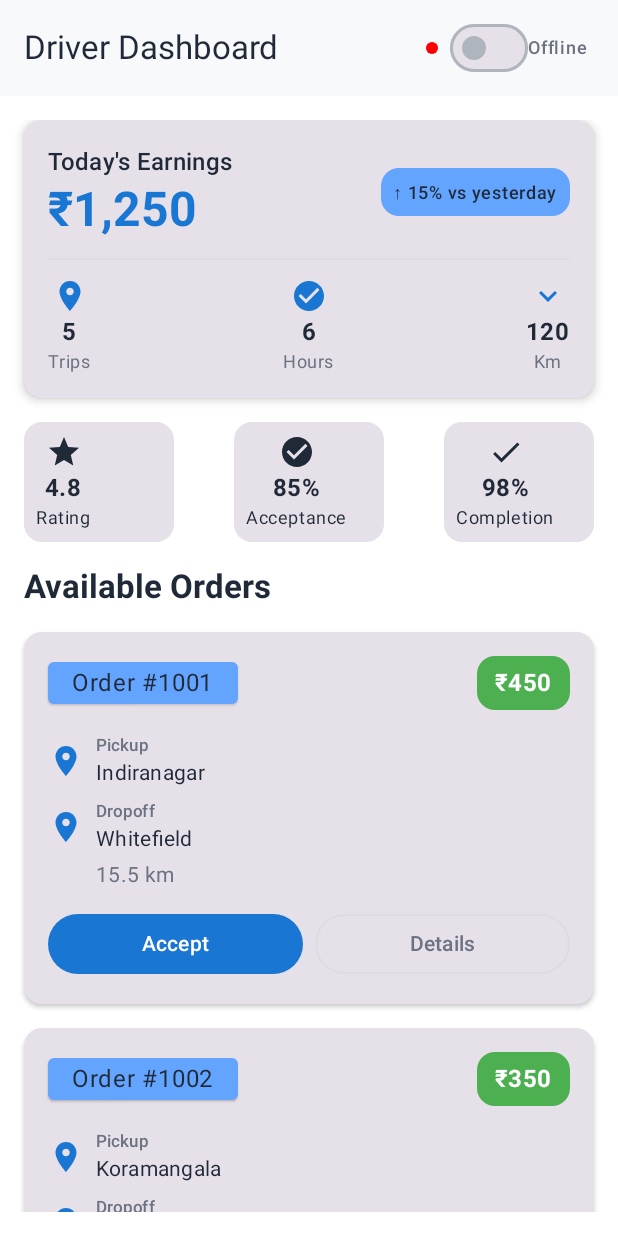
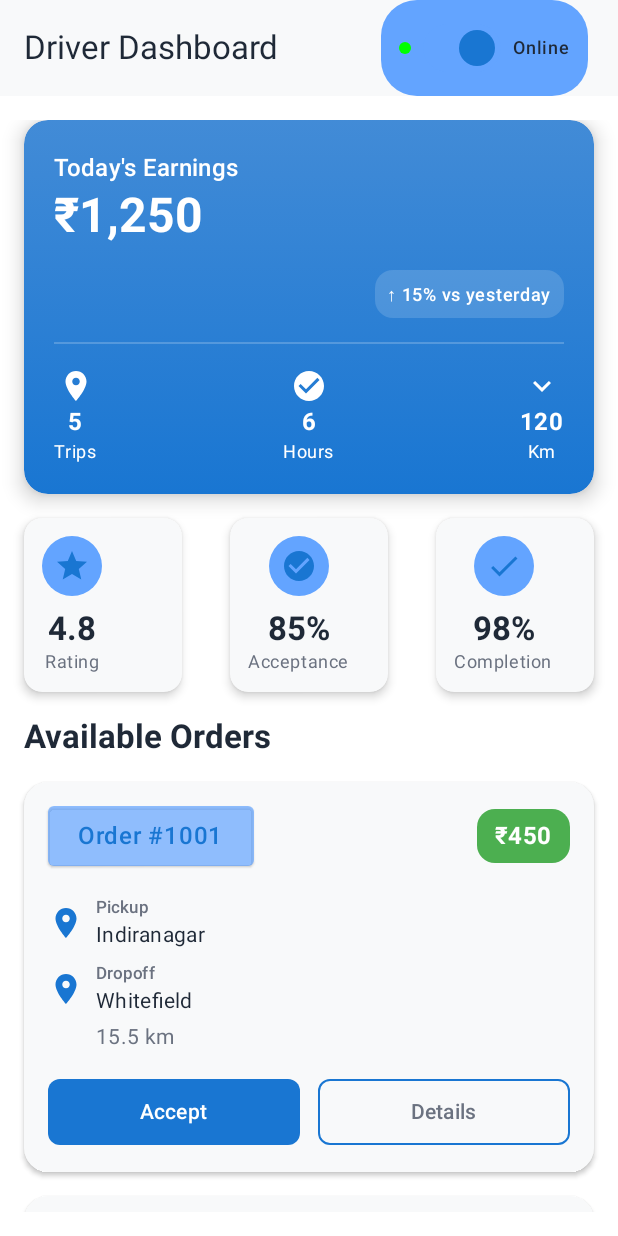
Before and after one commit to Ayush-Kotlin-Dev/TranXporter, an Android app built with Jetpack Compose: the composable DriverHomeScreen shown on its own in the app's theme, on a phone screen of 412 x 824 dp. Run offline under Robolectric (Android 15) with nearby library versions, the phone set to English and light mode, and no system bars.

Commit message:
make ui colors clean

```diff
--- a/app/src/main/java/com/ayush/tranxporter/driver/presentation/DriverHomeScreen.kt
+++ b/app/src/main/java/com/ayush/tranxporter/driver/presentation/DriverHomeScreen.kt
@@ -2,11 +2,13 @@ package com.ayush.tranxporter.driver.presentation
 
 import android.annotation.SuppressLint
 import android.content.res.Configuration
+import androidx.compose.foundation.BorderStroke
 import androidx.compose.foundation.background
 import androidx.compose.foundation.layout.*
 import androidx.compose.foundation.lazy.LazyColumn
 import androidx.compose.foundation.lazy.items
 import androidx.compose.foundation.shape.CircleShape
+import androidx.compose.foundation.shape.RoundedCornerShape
 import androidx.compose.material.icons.Icons
 import androidx.compose.material.icons.filled.Done
 import androidx.compose.material3.*
@@ -17,6 +19,7 @@ import androidx.compose.ui.graphics.Color
 import androidx.compose.ui.graphics.vector.ImageVector
 import androidx.compose.ui.text.font.FontWeight
 import androidx.compose.ui.text.style.TextAlign
+import androidx.compose.ui.tooling.preview.Preview
 import androidx.compose.ui.unit.dp
 import androidx.compose.material.icons.filled.CheckCircle
 import androidx.compose.material.icons.filled.KeyboardArrowDown
@@ -24,40 +27,34 @@ import androidx.compose.material.icons.filled.LocationOn
 import androidx.compose.material.icons.filled.Place
 import androidx.compose.material.icons.filled.Star
 import androidx.compose.ui.draw.clip
-import androidx.compose.ui.tooling.preview.Preview
+import androidx.compose.ui.draw.shadow
+import androidx.compose.ui.graphics.Brush
+
+@Preview(name = "Light Theme", showBackground = true)
+@Preview(
+    name = "Dark Theme",
+    showBackground = true,
+    uiMode = Configuration.UI_MODE_NIGHT_YES
+)
+@Composable
+fun DriverHomeScreenPreview() {
+    DriverHomeScreen()
+}
 
 @OptIn(ExperimentalMaterial3Api::class)
 @Composable
-
 fun DriverHomeScreen() {
-    var isOnline by remember { mutableStateOf(false) }
+    var isOnline by remember { mutableStateOf(true) }
 
     Scaffold(
         topBar = {
             TopAppBar(
                 title = { Text("Driver Dashboard") },
                 actions = {
-                    // Status indicator with better visual feedback
-                    Row(
-                        verticalAlignment = Alignment.CenterVertically,
-                        modifier = Modifier.padding(end = 16.dp)
-                    ) {
-                        Box(
-                            modifier = Modifier
-                                .size(8.dp)
-                                .clip(CircleShape)
-                                .background(if (isOnline) Color.Green else Color.Red)
+                    OnlineStatusToggle(
+                        isOnline = isOnline,
+                        onStatusChange = { isOnline = it }
                     )
-                        Spacer(modifier = Modifier.width(8.dp))
-                        Switch(
-                            checked = isOnline,
-                            onCheckedChange = { isOnline = it }
-                        )
-                        Text(
-                            text = if (isOnline) "Online" else "Offline",
-                            style = MaterialTheme.typography.labelMedium
-                        )
-                    }
                 }
             )
         }
@@ -69,17 +66,12 @@ fun DriverHomeScreen() {
                 .padding(16.dp),
             verticalArrangement = Arrangement.spacedBy(16.dp)
         ) {
-            // Earnings Card
             item {
                 EarningsCard()
             }
-
-            // Today's Stats
             item {
                 StatsRow()
             }
-
-            // Available Orders Section
             item {
                 Text(
                     "Available Orders",
@@ -87,8 +79,6 @@ fun DriverHomeScreen() {
                     fontWeight = FontWeight.Bold
                 )
             }
-
-            // Sample orders - replace with actual data
             items(sampleOrders) { order ->
                 OrderCard(order)
             }
@@ -99,76 +89,89 @@ fun DriverHomeScreen() {
 @Composable
 private fun EarningsCard() {
     Card(
-        modifier = Modifier.fillMaxWidth(),
-        elevation = CardDefaults.cardElevation(defaultElevation = 4.dp)
+        modifier = Modifier
+            .fillMaxWidth()
+            .shadow(8.dp, RoundedCornerShape(16.dp)),
+        shape = RoundedCornerShape(16.dp)
+    ) {
+        Box(
+            modifier = Modifier
+                .background(
+                    Brush.verticalGradient(
+                        colors = listOf(
+                            MaterialTheme.colorScheme.primary.copy(alpha = 0.8f),
+                            MaterialTheme.colorScheme.primary
+                        )
+                    )
+                )
         ) {
             Column(
-            modifier = Modifier.padding(16.dp)
+                modifier = Modifier.padding(20.dp)
             ) {
-            Row(
-                modifier = Modifier.fillMaxWidth(),
-                horizontalArrangement = Arrangement.SpaceBetween,
-                verticalAlignment = Alignment.CenterVertically
-            ) {
-                Column {
                 Text(
                     "Today's Earnings",
-                        style = MaterialTheme.typography.titleMedium
+                    style = MaterialTheme.typography.titleMedium,
+                    color = Color.White
                 )
                 Text(
                     "₹1,250",
                     style = MaterialTheme.typography.headlineLarge,
                     fontWeight = FontWeight.Bold,
-                        color = MaterialTheme.colorScheme.primary
+                    color = Color.White
                 )
-                }
-                // Quick earnings summary
+                Spacer(modifier = Modifier.height(16.dp))
+                // Earnings trend card with glass effect
                 Card(
+                    modifier = Modifier.align(Alignment.End),
                     colors = CardDefaults.cardColors(
-                        containerColor = MaterialTheme.colorScheme.primaryContainer
+                        containerColor = Color.White.copy(alpha = 0.15f)
                     )
                 ) {
                     Text(
                         "↑ 15% vs yesterday",
                         modifier = Modifier.padding(8.dp),
                         style = MaterialTheme.typography.labelMedium,
-                        color = MaterialTheme.colorScheme.onPrimaryContainer
+                        color = Color.White
                     )
                 }
-            }
-            Divider(modifier = Modifier.padding(vertical = 12.dp))
+                Divider(
+                    modifier = Modifier.padding(vertical = 16.dp),
+                    color = Color.White.copy(alpha = 0.2f)
+                )
                 Row(
                     modifier = Modifier.fillMaxWidth(),
                     horizontalArrangement = Arrangement.SpaceBetween
                 ) {
-                StatItem(Icons.Default.Place, "5", "Trips")
-                StatItem(Icons.Default.CheckCircle, "6", "Hours")
-                StatItem(Icons.Default.KeyboardArrowDown, "120", "Km")
+                    StatItem(Icons.Default.Place, "5", "Trips", Color.White)
+                    StatItem(Icons.Default.CheckCircle, "6", "Hours", Color.White)
+                    StatItem(Icons.Default.KeyboardArrowDown, "120", "Km", Color.White)
+                }
             }
         }
     }
 }
 
 @Composable
-private fun StatItem(icon: ImageVector, value: String, label: String) {
+private fun StatItem(icon: ImageVector, value: String, label: String, color: Color) {
     Column(
         horizontalAlignment = Alignment.CenterHorizontally
     ) {
         Icon(
             icon,
             contentDescription = label,
-            tint = MaterialTheme.colorScheme.primary,
+            tint = color,
             modifier = Modifier.size(24.dp)
         )
         Text(
             value,
             style = MaterialTheme.typography.titleMedium,
-            fontWeight = FontWeight.Bold
+            fontWeight = FontWeight.Bold,
+            color = color
         )
         Text(
             label,
             style = MaterialTheme.typography.bodySmall,
-            color = MaterialTheme.colorScheme.onSurfaceVariant
+            color = color
         )
     }
 }
@@ -204,21 +207,46 @@ private fun StatCard(
     label: String
 ) {
     Card(
-        modifier = Modifier.width(100.dp)
+        modifier = Modifier
+            .width(105.dp)
+            .shadow(4.dp, RoundedCornerShape(12.dp)),
+        colors = CardDefaults.cardColors(
+            containerColor = MaterialTheme.colorScheme.surface
+        ),
+        shape = RoundedCornerShape(12.dp)
     ) {
         Column(
-            modifier = Modifier.padding(8.dp),
+            modifier = Modifier
+                .padding(12.dp),
             horizontalAlignment = Alignment.CenterHorizontally
         ) {
-            Icon(icon, contentDescription = label)
+            Box(
+                modifier = Modifier
+                    .size(40.dp)
+                    .background(
+                        color = MaterialTheme.colorScheme.primaryContainer,
+                        shape = CircleShape
+                    ),
+                contentAlignment = Alignment.Center
+            ) {
+                Icon(
+                    icon,
+                    contentDescription = label,
+                    tint = MaterialTheme.colorScheme.primary,
+                    modifier = Modifier.size(24.dp)
+                )
+            }
+            Spacer(modifier = Modifier.height(8.dp))
             Text(
                 value,
-                style = MaterialTheme.typography.titleMedium,
-                fontWeight = FontWeight.Bold
+                style = MaterialTheme.typography.titleLarge,
+                fontWeight = FontWeight.Bold,
+                color = MaterialTheme.colorScheme.onSurface
             )
             Text(
                 label,
-                style = MaterialTheme.typography.bodySmall
+                style = MaterialTheme.typography.bodySmall,
+                color = MaterialTheme.colorScheme.onSurfaceVariant
             )
         }
     }
@@ -228,7 +256,11 @@ private fun StatCard(
 private fun OrderCard(order: Order) {
     Card(
         modifier = Modifier.fillMaxWidth(),
-        elevation = CardDefaults.cardElevation(defaultElevation = 2.dp)
+        elevation = CardDefaults.cardElevation(defaultElevation = 2.dp),
+        shape = RoundedCornerShape(16.dp),
+        colors = CardDefaults.cardColors(
+            containerColor = MaterialTheme.colorScheme.surface
+        )
     ) {
         Column(
             modifier = Modifier.padding(16.dp)
@@ -239,37 +271,51 @@ private fun OrderCard(order: Order) {
                 verticalAlignment = Alignment.CenterVertically
             ) {
                 Badge(
-                    containerColor = MaterialTheme.colorScheme.primaryContainer
+                    containerColor = MaterialTheme.colorScheme.primaryContainer.copy(alpha = 0.7f)
                 ) {
                     Text(
                         "Order #${order.id}",
-                        modifier = Modifier.padding(horizontal = 8.dp)
+                        modifier = Modifier.padding(horizontal = 12.dp, vertical = 6.dp),
+                        color = MaterialTheme.colorScheme.primary,
+                        fontWeight = FontWeight.Medium
                     )
                 }
                 PriceTag(order.price)
             }
-            Spacer(modifier = Modifier.height(12.dp))
+            Spacer(modifier = Modifier.height(16.dp))
             LocationInfo(
                 pickup = order.pickup,
                 dropoff = order.dropoff,
                 distance = order.distance
             )
-            Spacer(modifier = Modifier.height(12.dp))
+            Spacer(modifier = Modifier.height(16.dp))
             Row(
                 modifier = Modifier.fillMaxWidth(),
-                horizontalArrangement = Arrangement.spacedBy(8.dp)
+                horizontalArrangement = Arrangement.spacedBy(12.dp)
             ) {
                 Button(
                     onClick = { /* Handle order acceptance */ },
-                    modifier = Modifier.weight(1f)
+                    modifier = Modifier.weight(1f),
+                    colors = ButtonDefaults.buttonColors(
+                        containerColor = MaterialTheme.colorScheme.primary
+                    ),
+                    shape = RoundedCornerShape(8.dp)
                 ) {
-                    Text("Accept")
+                    Text(
+                        "Accept",
+                        modifier = Modifier.padding(vertical = 4.dp)
+                    )
                 }
                 OutlinedButton(
                     onClick = { /* Show more details */ },
-                    modifier = Modifier.weight(1f)
+                    modifier = Modifier.weight(1f),
+                    shape = RoundedCornerShape(8.dp),
+                    border = BorderStroke(1.dp, MaterialTheme.colorScheme.primary)
                 ) {
-                    Text("Details")
+                    Text(
+                        "Details",
+                        modifier = Modifier.padding(vertical = 4.dp)
+                    )
                 }
             }
         }
@@ -366,6 +412,58 @@ private fun Badge(
     }
 }
 
+@Composable
+private fun OnlineStatusToggle(
+    isOnline: Boolean,
+    onStatusChange: (Boolean) -> Unit
+) {
+    Card(
+        modifier = Modifier
+            .padding(horizontal = 16.dp),
+        shape = RoundedCornerShape(24.dp),
+        colors = CardDefaults.cardColors(
+            containerColor = if (isOnline)
+                MaterialTheme.colorScheme.primaryContainer
+            else
+                MaterialTheme.colorScheme.errorContainer
+        )
+    ) {
+        Row(
+            modifier = Modifier
+                .padding(horizontal = 12.dp, vertical = 8.dp),
+            verticalAlignment = Alignment.CenterVertically,
+            horizontalArrangement = Arrangement.spacedBy(8.dp)
+        ) {
+            Box(
+                modifier = Modifier
+                    .size(8.dp)
+                    .background(
+                        color = if (isOnline) Color.Green else Color.Red,
+                        shape = CircleShape
+                    )
+            )
+            Switch(
+                checked = isOnline,
+                onCheckedChange = onStatusChange,
+                colors = SwitchDefaults.colors(
+                    checkedThumbColor = MaterialTheme.colorScheme.primary,
+                    checkedTrackColor = MaterialTheme.colorScheme.primaryContainer,
+                    uncheckedThumbColor = MaterialTheme.colorScheme.error,
+                    uncheckedTrackColor = MaterialTheme.colorScheme.errorContainer
+                )
+            )
+            Text(
+                text = if (isOnline) "Online" else "Offline",
+                style = MaterialTheme.typography.labelMedium,
+                color = if (isOnline)
+                    MaterialTheme.colorScheme.onPrimaryContainer
+                else
+                    MaterialTheme.colorScheme.onErrorContainer
+            )
+        }
+    }
+}
+
 data class Order(
     val id: String,
     val pickup: String,
```
Lines whose indentation alone changed are shown as unchanged.
